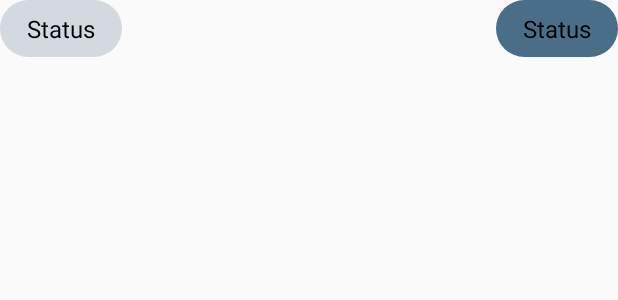
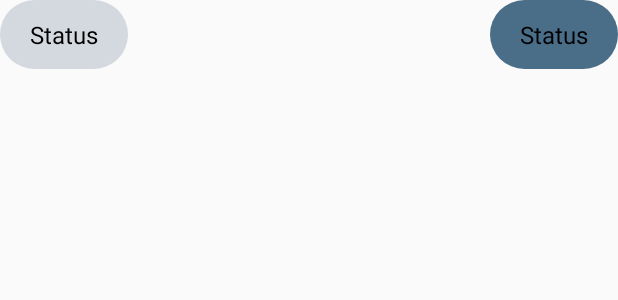
Before and after one commit to itssvkv/Whisper-ChatApp, an Android app: the layout chat_message_recycler.xml on its own in the app's theme, with its tools: preview values and no code run, on a phone screen of 412 x 824 dp. Shown: the top 300 px of the screen. Run offline under Robolectric (Android 15) with nearby library versions, the light colour scheme and no system bars.

Commit message:
some features

```diff
--- a/app/src/main/java/com/itssvkv/chatapp/bottomsheets/CreateUserBottomSheet.kt
+++ b/app/src/main/java/com/itssvkv/chatapp/bottomsheets/CreateUserBottomSheet.kt
@@ -80,9 +80,9 @@ class CreateUserBottomSheet : BottomSheetDialogFragment() {
                     name = binding?.createNameEt?.text?.toString()!!,
                     status = binding?.createAboutYouEt?.text?.toString()!!,
                     phone = phoneNumber,
-                    timestamp = System.currentTimeMillis(),
+//                    timestamp = System.currentTimeMillis(),
                     profilePhoto = downloadImage.toString(),
-                    userId = userId
+                    id = userId
                 )
                 Log.d(TAG, "initClicks: $userInfo")
                 createUserViewModel.setDataToFirebase(
--- a/app/src/main/java/com/itssvkv/chatapp/bottomsheets/CreateUserSheetViewModel.kt
+++ b/app/src/main/java/com/itssvkv/chatapp/bottomsheets/CreateUserSheetViewModel.kt
@@ -56,7 +56,7 @@ class CreateUserSheetViewModel @Inject constructor(
                     repo.saveToPref(
                         context = context,
                         key = CURRENT_USER_ID,
-                        value = userInfo.userId
+                        value = userInfo.id
                     )
                 }
                 dismissBottomSheet?.invoke()
--- a/app/src/main/java/com/itssvkv/chatapp/models/ChatMessage.kt
+++ b/app/src/main/java/com/itssvkv/chatapp/models/ChatMessage.kt
@@ -1,8 +1,11 @@
 package com.itssvkv.chatapp.models
+
+import com.google.firebase.Timestamp
 
 
 data class ChatMessage(
     val message: String = "",
     val senderId: String = "",
-    val timestamp: Long = 0
+    val timestamp: Timestamp? = null,
+    val id: String = ""
 )
--- a/app/src/main/java/com/itssvkv/chatapp/models/UserDataInfo.kt
+++ b/app/src/main/java/com/itssvkv/chatapp/models/UserDataInfo.kt
@@ -1,6 +1,5 @@
 package com.itssvkv.chatapp.models
 
-import com.google.firebase.Timestamp
 import java.io.Serializable
 
 data class UserDataInfo(
@@ -9,5 +8,5 @@ data class UserDataInfo(
     val phone: String? = "",
     val timestamp: Long = 0,
     val profilePhoto: String? = "",
-    val userId: String = ""
+    val id: String = ""
 ) : Serializable
--- a/app/src/main/java/com/itssvkv/chatapp/ui/home/adapters/BaseChatsAdapter.kt
+++ b/app/src/main/java/com/itssvkv/chatapp/ui/home/adapters/BaseChatsAdapter.kt
@@ -1,7 +1,6 @@
 package com.itssvkv.chatapp.ui.home.adapters
 
 import android.annotation.SuppressLint
-import android.util.Log
 import android.view.LayoutInflater
 import android.view.ViewGroup
 import androidx.recyclerview.widget.DiffUtil
@@ -11,7 +10,6 @@ import com.bumptech.glide.Glide
 import com.itssvkv.chatapp.data.local.repository.FirebaseRepository
 import com.itssvkv.chatapp.databinding.SearchResultRecyclerBinding
 import com.itssvkv.chatapp.models.UserDataInfo
-import com.itssvkv.chatapp.utils.Common.TAG
 import javax.inject.Inject
 
 class BaseChatsAdapter @Inject constructor(
@@ -24,7 +22,7 @@ class BaseChatsAdapter @Inject constructor(
         RecyclerView.ViewHolder(binding.root) {
         @SuppressLint("SetTextI18n")
         fun bind(item: UserDataInfo) {
-            if (item.userId == firebaseRepository.currentUserId()) {
+            if (item.id == firebaseRepository.currentUserId()) {
                 binding.usernameTv.text = item.name + "(me)"
             } else {
                 binding.usernameTv.text = item.name
--- a/app/src/main/java/com/itssvkv/chatapp/ui/roomchat/RoomChatFragment.kt
+++ b/app/src/main/java/com/itssvkv/chatapp/ui/roomchat/RoomChatFragment.kt
@@ -119,7 +119,7 @@ class RoomChatFragment : Fragment() {
     }
 
     private fun setDataForUser() {
-        otherUser = userInfo?.userId!!
+        otherUser = userInfo?.id!!
         Glide.with(binding.profileIV.context)
             .load(userInfo?.profilePhoto).into(binding.profileIV)
         binding.usernameTv.text = userInfo?.name
--- a/app/src/main/res/drawable/recived_message_shape.xml
+++ b/app/src/main/res/drawable/recived_message_shape.xml
@@ -2,5 +2,5 @@
 <shape xmlns:android="http://schemas.android.com/apk/res/android">
 
     <solid android:color="@color/baseColor"/>
-    <corners android:radius="80dp"/>
+    <corners android:radius="40dp"/>
 </shape>
--- a/app/src/main/res/drawable/sent_message_shape.xml
+++ b/app/src/main/res/drawable/sent_message_shape.xml
@@ -2,5 +2,5 @@
 <shape xmlns:android="http://schemas.android.com/apk/res/android">
 
     <solid android:color="@color/onBoardingBtnColor"/>
-    <corners android:radius="80dp"/>
+    <corners android:radius="40dp"/>
 </shape>
--- a/app/src/main/res/layout/chat_message_recycler.xml
+++ b/app/src/main/res/layout/chat_message_recycler.xml
@@ -9,9 +9,10 @@
         android:id="@+id/rightMessage"
         android:layout_width="wrap_content"
         android:layout_height="wrap_content"
+        android:layout_marginBottom="8dp"
         android:background="@drawable/recived_message_shape"
-        android:paddingHorizontal="18dp"
-        android:paddingVertical="8dp"
+        android:paddingHorizontal="20dp"
+        android:paddingVertical="12dp"
         android:textColor="@color/black"
         android:textSize="16sp"
         app:layout_constraintBottom_toBottomOf="parent"
@@ -23,9 +24,10 @@
         android:id="@+id/leftMessage"
         android:layout_width="wrap_content"
         android:layout_height="wrap_content"
+        android:layout_marginBottom="8dp"
         android:background="@drawable/sent_message_shape"
-        android:paddingHorizontal="18dp"
-        android:paddingVertical="8dp"
+        android:paddingHorizontal="20dp"
+        android:paddingVertical="12dp"
         android:textColor="@color/black"
         android:textSize="16sp"
         app:layout_constraintBottom_toBottomOf="parent"
--- a/app/src/main/res/layout/fragment_room_chat.xml
+++ b/app/src/main/res/layout/fragment_room_chat.xml
@@ -68,6 +68,7 @@
             android:id="@+id/chatMessageRecycler"
             android:layout_width="match_parent"
             android:layout_height="match_parent"
+            app:reverseLayout="true"
             android:layout_marginBottom="80dp"
             app:layoutManager="androidx.recyclerview.widget.LinearLayoutManager"
             app:layout_constraintBottom_toBottomOf="parent"
```
Also changed, not shown: app/src/main/java/com/itssvkv/chatapp/data/local/repository/FirebaseRepositoryImpl.kt (+12 -7 lines), app/src/main/java/com/itssvkv/chatapp/ui/roomchat/RoomChatViewModel.kt (+6 -2 lines), app/src/main/res/layout/chat_message_rec.xml (added, +21 -0 lines).
